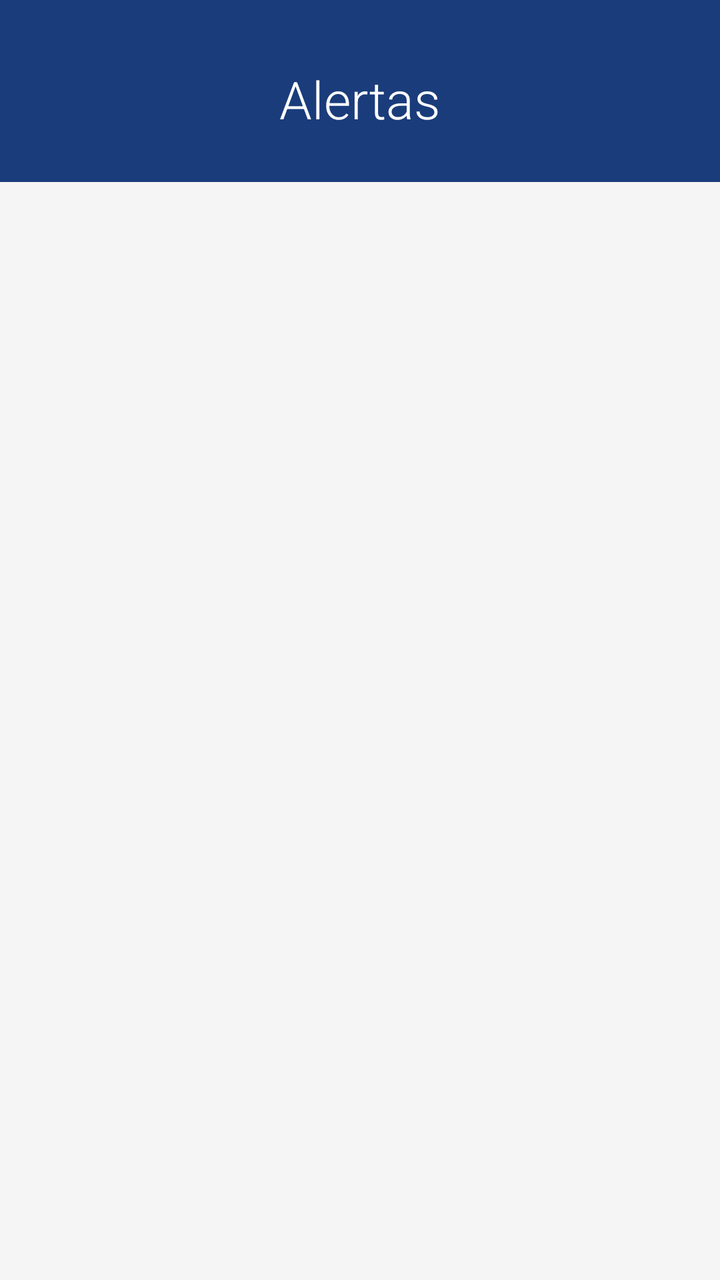
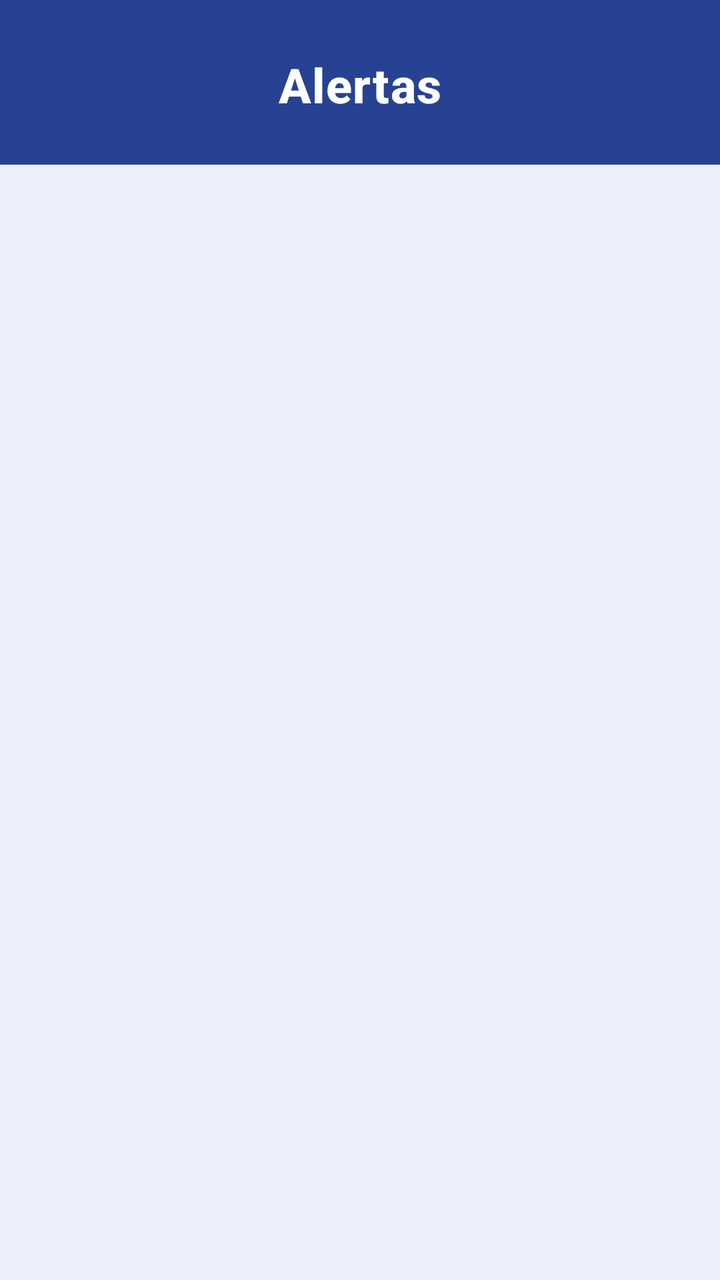

The first picture is an Android layout as it rendered before a commit; the second is the same layout after the commit. The layout source and the unified diff follow.
<!-- AndroidManifest.xml: application theme Theme.SMCAIOT -->
<!-- res/layout/fragment_alerts.xml -->
<?xml version="1.0" encoding="utf-8"?>
<LinearLayout
    xmlns:android="http://schemas.android.com/apk/res/android"
    xmlns:app="http://schemas.android.com/apk/res-auto"
    android:layout_width="match_parent"
    android:layout_height="match_parent"
    android:orientation="vertical"
    android:background="#F5F5F5">

    
    <LinearLayout
        android:layout_width="match_parent"
        android:layout_height="wrap_content"
        android:background="#1A3C7B"
        android:orientation="vertical"
        android:gravity="center"
        android:paddingTop="32dp"
        android:paddingBottom="24dp">

        <TextView
            android:layout_width="wrap_content"
            android:layout_height="wrap_content"
            android:text="Alertas"
            android:textSize="26sp"
            android:textColor="#FFFFFF"
            android:fontFamily="sans-serif-light" />
    </LinearLayout>

    <FrameLayout
        android:layout_width="match_parent"
        android:layout_height="0dp"
        android:layout_weight="1">

        
        <LinearLayout
            android:id="@+id/layoutContent"
            android:layout_width="match_parent"
            android:layout_height="match_parent"
            android:orientation="vertical">

            <ProgressBar
                android:id="@+id/progressBarAlerts"
                android:layout_width="wrap_content"
                android:layout_height="wrap_content"
                android:layout_gravity="center_horizontal"
                android:layout_marginTop="24dp"
                android:visibility="gone" />

            
            <TextView
                android:id="@+id/tvEmptyAlerts"
                android:layout_width="match_parent"
                android:layout_height="wrap_content"
                android:text="No hay alertas activas"
                android:textSize="15sp"
                android:textColor="#888888"
                android:textAlignment="center"
                android:padding="32dp"
                android:visibility="gone" />

            <androidx.recyclerview.widget.RecyclerView
                android:id="@+id/rvAlerts"
                android:layout_width="match_parent"
                android:layout_height="match_parent"
                android:paddingTop="8dp"
                android:paddingBottom="8dp"
                android:clipToPadding="false"
                app:layoutManager="androidx.recyclerview.widget.LinearLayoutManager" />
        </LinearLayout>

        
        <include layout="@layout/layout_error_state" />

    </FrameLayout>

</LinearLayout>
<!-- res/layout/layout_error_state.xml (included above) -->
<?xml version="1.0" encoding="utf-8"?>
<LinearLayout
    xmlns:android="http://schemas.android.com/apk/res/android"
    android:id="@+id/layoutErrorState"
    android:layout_width="match_parent"
    android:layout_height="match_parent"
    android:orientation="vertical"
    android:gravity="center"
    android:padding="32dp"
    android:visibility="gone"
    android:background="#FFFFFF">

    
    <FrameLayout
        android:layout_width="130dp"
        android:layout_height="130dp"
        android:layout_gravity="center">

        <View
            android:id="@+id/viewErrorCircle"
            android:layout_width="match_parent"
            android:layout_height="match_parent"
            android:background="@drawable/bg_circle_pink" />

        <ImageView
            android:id="@+id/ivErrorIcon"
            android:layout_width="64dp"
            android:layout_height="64dp"
            android:layout_gravity="center"
            android:src="@drawable/ic_no_wifi"
            android:importantForAccessibility="no" />
    </FrameLayout>

    
    <TextView
        android:id="@+id/tvErrorTitle"
        android:layout_width="wrap_content"
        android:layout_height="wrap_content"
        android:text="Sin conexión"
        android:textSize="22sp"
        android:textStyle="bold"
        android:textColor="#212121"
        android:layout_marginTop="24dp"
        android:textAlignment="center" />

    
    <TextView
        android:id="@+id/tvErrorDescription"
        android:layout_width="wrap_content"
        android:layout_height="wrap_content"
        android:text="No fue posible conectar con el servidor.\nRevisa tu internet e inténtalo de nuevo"
        android:textSize="14sp"
        android:textColor="#888888"
        android:layout_marginTop="8dp"
        android:textAlignment="center"
        android:lineSpacingMultiplier="1.3" />

    
    <TextView
        android:id="@+id/btnErrorAction"
        android:layout_width="200dp"
        android:layout_height="44dp"
        android:layout_marginTop="28dp"
        android:background="@drawable/bg_button_primary"
        android:gravity="center"
        android:text="Reintentar"
        android:textColor="#FFFFFF"
        android:textSize="15sp"
        android:textStyle="bold" />

    
    <TextView
        android:id="@+id/tvErrorSecondaryAction"
        android:layout_width="wrap_content"
        android:layout_height="wrap_content"
        android:layout_marginTop="14dp"
        android:text="Ir al inicio"
        android:textSize="14sp"
        android:textColor="#555555"
        android:visibility="gone" />

</LinearLayout>
<!-- resources referenced by this layout -->
<resources>
  <!-- drawable bg_button_primary (drawable) -->
  <?xml version="1.0" encoding="utf-8"?>
  <shape xmlns:android="http://schemas.android.com/apk/res/android"
      android:shape="rectangle">
      <solid android:color="#1A3C7B" />
      <corners android:radius="8dp" />
  </shape>
  <!-- drawable bg_circle_pink (drawable) -->
  <?xml version="1.0" encoding="utf-8"?>
  <shape xmlns:android="http://schemas.android.com/apk/res/android"
      android:shape="oval">
      <solid android:color="#FFEBEE" />
      <size
          android:width="120dp"
          android:height="120dp" />
  </shape>
  <!-- drawable ic_no_wifi (drawable) -->
  <?xml version="1.0" encoding="utf-8"?>
  <vector xmlns:android="http://schemas.android.com/apk/res/android"
      android:width="80dp"
      android:height="80dp"
      android:viewportWidth="24"
      android:viewportHeight="24">
      
      <path
          android:fillColor="#E57373"
          android:pathData="M22.99,9C19.15,5.16 13.8,3.76 8.84,4.78l2.52,2.52c3.47,-0.17 6.99,1.05 9.63,3.7l2,-2zM18.99,13c-1.29,-1.29 -2.84,-2.13 -4.49,-2.56l3.53,3.53 0.96,-0.97zM2,3.05L5.07,6.1C3.6,6.82 2.22,7.78 1,9l2,2c1.02,-1.02 2.17,-1.78 3.38,-2.31L9.8,12.11C8.57,12.49 7.42,13.15 6.44,14.08L8.44,16.08c1.18,-1.18 2.63,-1.82 4.12,-1.96l9.19,9.19 1.41,-1.41L3.41,1.64 2,3.05zM10,20.5c0,1.38 1.12,2.5 2.5,2.5s2.5,-1.12 2.5,-2.5c0,-1.38 -1.12,-2.5 -2.5,-2.5S10,19.12 10,20.5z" />
  </vector>
  <style name="Theme.SMCAIOT" parent="Base.Theme.SMCAIOT" />
  <style name="Base.Theme.SMCAIOT" parent="Theme.Material3.DayNight.NoActionBar">
          
          
      </style>
</resources>

<!-- the commit's change to res/layout/fragment_alerts.xml (unified diff, before → after) -->
@@ -5,25 +5,26 @@
     android:layout_width="match_parent"
     android:layout_height="match_parent"
     android:orientation="vertical"
-    android:background="#F5F5F5">
+    android:background="@color/blanco_azulado">
 
-    
     <LinearLayout
         android:layout_width="match_parent"
         android:layout_height="wrap_content"
-        android:background="#1A3C7B"
+        android:background="@color/principal"
         android:orientation="vertical"
         android:gravity="center"
-        android:paddingTop="32dp"
+        android:paddingTop="26dp"
         android:paddingBottom="24dp">
 
         <TextView
             android:layout_width="wrap_content"
             android:layout_height="wrap_content"
             android:text="Alertas"
-            android:textSize="26sp"
-            android:textColor="#FFFFFF"
-            android:fontFamily="sans-serif-light" />
+            android:textSize="24sp"
+            android:textStyle="bold"
+            android:textColor="@color/white"
+            android:fontFamily="sans-serif-medium"
+            android:letterSpacing="0.02" />
     </LinearLayout>
 
     <FrameLayout
@@ -31,7 +32,6 @@
         android:layout_height="0dp"
         android:layout_weight="1">
 
-        
         <LinearLayout
             android:id="@+id/layoutContent"
             android:layout_width="match_parent"
@@ -46,7 +46,6 @@
                 android:layout_marginTop="24dp"
                 android:visibility="gone" />
 
-            
             <TextView
                 android:id="@+id/tvEmptyAlerts"
                 android:layout_width="match_parent"
@@ -54,6 +53,7 @@
                 android:text="No hay alertas activas"
                 android:textSize="15sp"
                 android:textColor="#888888"
+                android:fontFamily="sans-serif"
                 android:textAlignment="center"
                 android:padding="32dp"
                 android:visibility="gone" />
@@ -62,13 +62,12 @@
                 android:id="@+id/rvAlerts"
                 android:layout_width="match_parent"
                 android:layout_height="match_parent"
-                android:paddingTop="8dp"
-                android:paddingBottom="8dp"
+                android:paddingTop="12dp"
+                android:paddingBottom="16dp"
                 android:clipToPadding="false"
                 app:layoutManager="androidx.recyclerview.widget.LinearLayoutManager" />
         </LinearLayout>
 
-        
         <include layout="@layout/layout_error_state" />
 
     </FrameLayout>
@@ -78,6 +77,7 @@
 <?xml version="1.0" encoding="utf-8"?>
 <LinearLayout
     xmlns:android="http://schemas.android.com/apk/res/android"
+    xmlns:app="http://schemas.android.com/apk/res-auto"
     android:id="@+id/layoutErrorState"
     android:layout_width="match_parent"
     android:layout_height="match_parent"
@@ -85,13 +85,13 @@
     android:gravity="center"
     android:padding="32dp"
     android:visibility="gone"
-    android:background="#FFFFFF">
+    android:background="@android:color/transparent">
 
-    
     <FrameLayout
-        android:layout_width="130dp"
-        android:layout_height="130dp"
-        android:layout_gravity="center">
+        android:layout_width="120dp"
+        android:layout_height="120dp"
+        android:layout_gravity="center"
+        android:elevation="0dp">
 
         <View
             android:id="@+id/viewErrorCircle"
@@ -101,59 +101,66 @@
 
         <ImageView
             android:id="@+id/ivErrorIcon"
-            android:layout_width="64dp"
-            android:layout_height="64dp"
+            android:layout_width="56dp"
+            android:layout_height="56dp"
             android:layout_gravity="center"
             android:src="@drawable/ic_no_wifi"
             android:importantForAccessibility="no" />
     </FrameLayout>
 
-    
     <TextView
         android:id="@+id/tvErrorTitle"
         android:layout_width="wrap_content"
         android:layout_height="wrap_content"
         android:text="Sin conexión"
-        android:textSize="22sp"
+        android:textSize="20sp"
         android:textStyle="bold"
-        android:textColor="#212121"
+        android:textColor="@color/principal"
+        android:fontFamily="sans-serif-medium"
         android:layout_marginTop="24dp"
         android:textAlignment="center" />
 
-    
     <TextView
         android:id="@+id/tvErrorDescription"
         android:layout_width="wrap_content"
         android:layout_height="wrap_content"
-        android:text="No fue posible conectar con el servidor.\nRevisa tu internet e inténtalo de nuevo"
+        android:text="No fue posible conectar con el servidor.\nRevisa tu internet e inténtalo de nuevo."
         android:textSize="14sp"
-        android:textColor="#888888"
-        android:layout_marginTop="8dp"
+        android:textColor="#666666"
+        android:fontFamily="sans-serif"
+        android:layout_marginTop="10dp"
         android:textAlignment="center"
-        android:lineSpacingMultiplier="1.3" />
+        android:lineSpacingMultiplier="1.2" />
 
-    
-    <TextView
+    <com.google.android.material.button.MaterialButton
         android:id="@+id/btnErrorAction"
         android:layout_width="200dp"
-        android:layout_height="44dp"
+        android:layout_height="50dp"
         android:layout_marginTop="28dp"
-        android:background="@drawable/bg_button_primary"
-        android:gravity="center"
         android:text="Reintentar"
-        android:textColor="#FFFFFF"
+        android:textColor="@color/white"
         android:textSize="15sp"
-        android:textStyle="bold" />
+        android:textStyle="bold"
+        android:textAllCaps="false"
+        app:backgroundTint="@color/principal"
+        app:strokeWidth="0dp"
+        app:cornerRadius="14dp"
+        android:elevation="2dp"
+        style="@style/Widget.Material3.Button" />
 
-    
-    <TextView
+    <com.google.android.material.button.MaterialButton
         android:id="@+id/tvErrorSecondaryAction"
         android:layout_width="wrap_content"
-        android:layout_height="wrap_content"
-        android:layout_marginTop="14dp"
+        android:layout_height="44dp"
+        android:layout_marginTop="10dp"
         android:text="Ir al inicio"
         android:textSize="14sp"
-        android:textColor="#555555"
-        android:visibility="gone" />
+        android:textColor="@color/principal"
+        android:textAllCaps="false"
+        app:backgroundTint="@android:color/transparent"
+        app:strokeWidth="0dp"
+        app:cornerRadius="10dp"
+        android:visibility="gone"
+        style="@style/Widget.Material3.Button.TextButton" />
 
 </LinearLayout>
<!-- resource entries referenced after the edit -->
@@ -1,12 +1,8 @@
 <!-- resources referenced by this layout -->
 <resources>
-  <!-- drawable bg_button_primary (drawable) -->
-  <?xml version="1.0" encoding="utf-8"?>
-  <shape xmlns:android="http://schemas.android.com/apk/res/android"
-      android:shape="rectangle">
-      <solid android:color="#1A3C7B" />
-      <corners android:radius="8dp" />
-  </shape>
+  <color name="blanco_azulado">#EBEFF9</color>
+  <color name="principal">#274292</color>
+  <color name="white">#FFFFFFFF</color>
   <!-- drawable bg_circle_pink (drawable) -->
   <?xml version="1.0" encoding="utf-8"?>
   <shape xmlns:android="http://schemas.android.com/apk/res/android"
@@ -30,8 +26,21 @@
   </vector>
   <style name="Theme.SMCAIOT" parent="Base.Theme.SMCAIOT" />
   <style name="Base.Theme.SMCAIOT" parent="Theme.Material3.DayNight.NoActionBar">
-          
-          
+          <item name="colorPrimary">@color/principal</item>
+          <item name="colorOnPrimary">@color/white</item>
+  
+          <item name="chipStyle">@style/CustomChipStyle</item>
+      </style>
+  <style name="CustomChipStyle" parent="Widget.Material3.Chip.Filter">
+          <item name="android:textColor">@color/chip_text_color_selector</item>
+  
+          <item name="chipBackgroundColor">@color/chip_background_color_selector</item>
+  
+          <item name="chipStrokeColor">@android:color/transparent</item>
+          <item name="chipStrokeWidth">0dp</item>
+  
+          <item name="checkedIconVisible">false</item>
+  
       </style>
 </resources>
 
